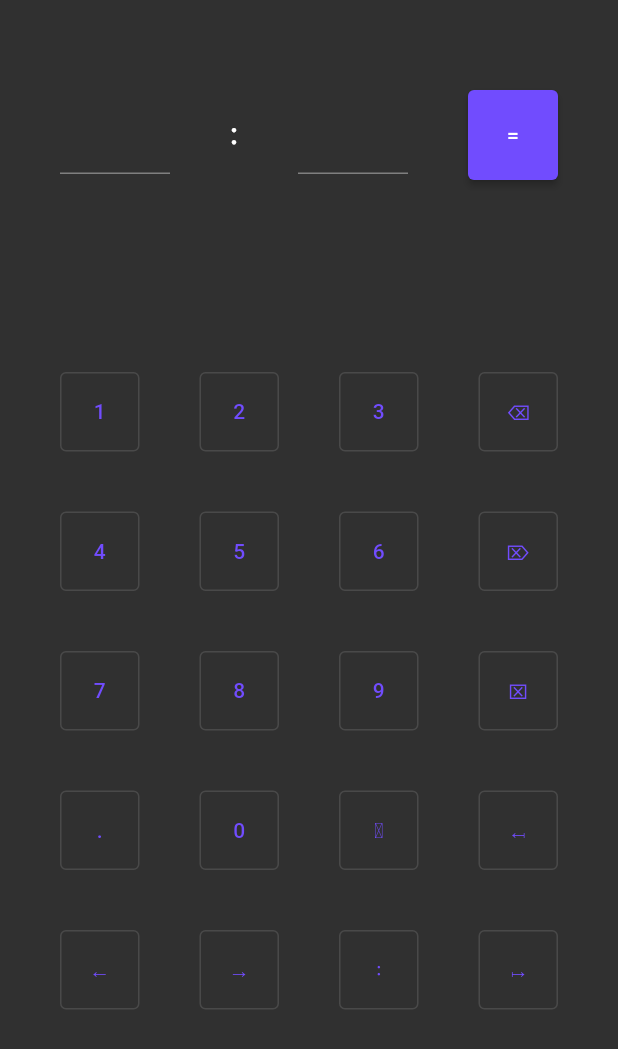
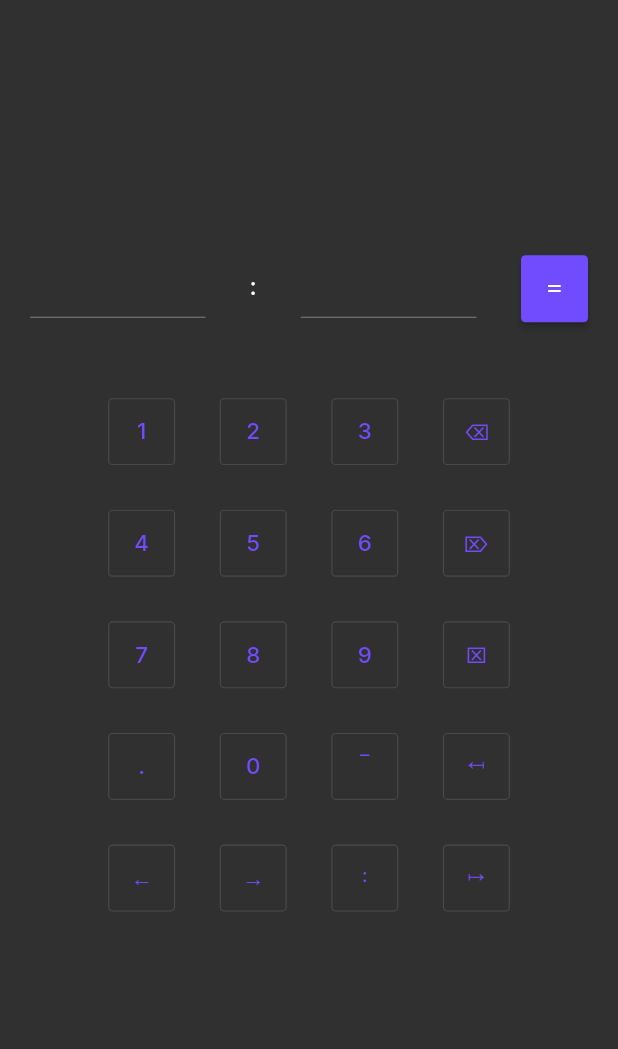
Before and after one commit to ratajs/Advanced-Division-flutter, a Flutter app: the screen it shows after launch, on a phone screen of 412 x 824 dp. Shown: the top 1049 px of the screen. Run offline on Flutter 3.47's test engine with Material 2 defaults, Android fonts, the phone set to English and light mode, and no system bars; our stand-ins replace google_fonts; missing offline and left inert: advdiv, window_size.

Commit message:
Add files via upload
The UI scales to fit to the window, I found fonts to display all the special characters I’m using and increased button font sizes for better readability.
I also updated the configuration to match current Flutter defaults.

```diff
--- a/lib/main.dart
+++ b/lib/main.dart
@@ -1,16 +1,14 @@
 import 'dart:io';
 import 'package:flutter/material.dart';
+import 'package:flutter/foundation.dart' show kIsWeb;
 import 'package:google_fonts/google_fonts.dart';
 import 'package:window_size/window_size.dart';
 import 'package:advdiv/AdvDiv.dart';
 
 void main() {
 	WidgetsFlutterBinding.ensureInitialized();
-	if(Platform.isWindows || Platform.isLinux) {
+	if(!kIsWeb && (Platform.isWindows || Platform.isLinux))
 		setWindowTitle("Advanced Division");
-		setWindowMinSize(const Size(500, 800));
-		setWindowMaxSize(Size.infinite);
-	};
 	runApp(const MyApp());
 }
 
@@ -73,7 +71,7 @@ class MyApp extends StatelessWidget {
 			title: "Advanced Division",
 			theme: ThemeData(
 				brightness: Brightness.dark,
-				primarySwatch: const MaterialColor(0xff714cfe, { 50: const Color(0xffeee6ff), 100: Color(0xffd2c2fd), 200: Color(0xffb39afd), 300: Color(0xff916eff), 400: Color(0xff714cfe), 500: Color(0xff4a26fd), 600: Color(0xff3722f6), 700: Color(0xff021aee), 800: Color(0xff0013e9), 900: Color(0x0000e4) })
+				primarySwatch: const MaterialColor(0xff714cfe, { 50: const Color(0xffeee6ff), 100: Color(0xffd2c2fd), 200: Color(0xffb39afd), 300: Color(0xff916eff), 400: Color(0xff714cfe), 500: Color(0xff4a26fd), 600: Color(0xff3722f6), 700: Color(0xff021aee), 800: Color(0xff0013e9), 900: Color(0x0000e4) }),
 			),
 			home: const MyHomePage(title: "Advanced Division")
 		);
@@ -100,9 +98,16 @@ class _MyHomePageState extends State<MyHomePage> {
 	@override
 	Widget build(BuildContext context) {
 		return Scaffold(
-			body: Container(
+			body: SizedBox.expand(
+				child: Container(
 					alignment: Alignment.center,
-				padding: const EdgeInsets.fromLTRB(40, 60, 40, 0),
+					padding: const EdgeInsets.all(20),
+					child: FittedBox(
+						fit: BoxFit.contain,
+						alignment: Alignment.center,
+						child: SizedBox(
+							width: 500,
+							height: 650,
 							child: Column(
 								children: <Widget>[
 									FocusScope(
@@ -179,9 +184,9 @@ class _MyHomePageState extends State<MyHomePage> {
 													Container(
 														margin: const EdgeInsets.symmetric(horizontal: 40),
 														alignment: Alignment.center,
-											child: const Text(
+														child: Text(
 															"∶",
-												style: TextStyle(
+															style: GoogleFonts.notoSansMath(
 																fontSize: 24
 															)
 														)
@@ -266,7 +271,12 @@ class _MyHomePageState extends State<MyHomePage> {
 																		n2field.text = n2 = "1";
 																	resfield.text = calculate(n1, n2);
 																},
-													child: const Text("=")
+																child: Text(
+																	"=",
+																	style: GoogleFonts.notoSansMath(
+																		fontSize: 24
+																	)
+																)
 															)
 														)
 													)
@@ -275,7 +285,7 @@ class _MyHomePageState extends State<MyHomePage> {
 										)
 									),
 									Container(
-							margin: const EdgeInsets.symmetric(vertical: 40),
+										margin: const EdgeInsets.symmetric(vertical: 20),
 										child: Scrollbar(
 											controller: resScrollController,
 											child: TextField(
@@ -291,7 +301,6 @@ class _MyHomePageState extends State<MyHomePage> {
 									),
 									Container(
 										alignment: Alignment.center,
-							margin: const EdgeInsets.symmetric(vertical: 20),
 										width: 360,
 										height: 480,
 										child: GridView.count(
@@ -325,7 +334,12 @@ class _MyHomePageState extends State<MyHomePage> {
 															n1field.selection = TextSelection.collapsed(offset: n1.length - caretfromend);
 														};
 													},
-										child: const Text("1")
+													child: Text(
+														"1",
+														style:GoogleFonts.inter(
+															fontSize: 20
+														)
+													)
 												),
 												OutlinedButton(
 													style: OutlinedButton.styleFrom(
@@ -351,7 +365,12 @@ class _MyHomePageState extends State<MyHomePage> {
 															n1field.selection = TextSelection.collapsed(offset: n1.length - caretfromend);
 														};
 													},
-										child: const Text("2")
+													child: Text(
+														"2",
+														style:GoogleFonts.inter(
+															fontSize: 20
+														)
+													)
 												),
 												OutlinedButton(
 													style: OutlinedButton.styleFrom(
@@ -377,7 +396,12 @@ class _MyHomePageState extends State<MyHomePage> {
 															n1field.selection = TextSelection.collapsed(offset: n1.length - caretfromend);
 														};
 													},
-										child: const Text("3")
+													child: Text(
+														"3",
+														style:GoogleFonts.inter(
+															fontSize: 20
+														)
+													)
 												),
 												OutlinedButton(
 													style: OutlinedButton.styleFrom(
@@ -419,7 +443,12 @@ class _MyHomePageState extends State<MyHomePage> {
 															};
 														};
 													},
-										child: const Text("⌫")
+													child: Text(
+														"⌫",
+														style:GoogleFonts.inter(
+															fontSize: 20
+														)
+													)
 												),
 												OutlinedButton(
 													style: OutlinedButton.styleFrom(
@@ -445,7 +474,12 @@ class _MyHomePageState extends State<MyHomePage> {
 															n1field.selection = TextSelection.collapsed(offset: n1.length - caretfromend);
 														};
 													},
-										child: const Text("4")
+													child: Text(
+														"4",
+														style:GoogleFonts.inter(
+															fontSize: 20
+														)
+													)
 												),
 												OutlinedButton(
 													style: OutlinedButton.styleFrom(
@@ -471,7 +505,12 @@ class _MyHomePageState extends State<MyHomePage> {
 															n1field.selection = TextSelection.collapsed(offset: n1.length - caretfromend);
 														};
 													},
-										child: const Text("5")
+													child: Text(
+														"5",
+														style:GoogleFonts.inter(
+															fontSize: 20
+														)
+													)
 												),
 												OutlinedButton(
 													style: OutlinedButton.styleFrom(
@@ -497,7 +536,12 @@ class _MyHomePageState extends State<MyHomePage> {
 															n1field.selection = TextSelection.collapsed(offset: n1.length - caretfromend);
 														};
 													},
-										child: const Text("6")
+													child: Text(
+														"6",
+														style:GoogleFonts.inter(
+															fontSize: 20
+														)
+													)
 												),
 												OutlinedButton(
 													style: OutlinedButton.styleFrom(
@@ -539,7 +583,12 @@ class _MyHomePageState extends State<MyHomePage> {
 															}
 														};
 													},
-										child: const Text("⌦")
+													child: Text(
+														"⌦",
+														style:GoogleFonts.inter(
+															fontSize: 20
+														)
+													)
 												),
 												OutlinedButton(
 													style: OutlinedButton.styleFrom(
@@ -565,7 +614,12 @@ class _MyHomePageState extends State<MyHomePage> {
 															n1field.selection = TextSelection.collapsed(offset: n1.length - caretfromend);
 														};
 													},
-										child: const Text("7")
+													child: Text(
+														"7",
+														style:GoogleFonts.inter(
+															fontSize: 20
+														)
+													)
 												),
 												OutlinedButton(
 													style: OutlinedButton.styleFrom(
@@ -591,7 +645,12 @@ class _MyHomePageState extends State<MyHomePage> {
 															n1field.selection = TextSelection.collapsed(offset: n1.length - caretfromend);
 														};
 													},
-										child: const Text("8")
+													child: Text(
+														"8",
+														style:GoogleFonts.inter(
+															fontSize: 20
+														)
+													)
 												),
 												OutlinedButton(
 													style: OutlinedButton.styleFrom(
@@ -617,7 +676,12 @@ class _MyHomePageState extends State<MyHomePage> {
 															n1field.selection = TextSelection.collapsed(offset: n1.length - caretfromend);
 														};
 													},
-										child: const Text("9")
+													child: Text(
+														"9",
+														style:GoogleFonts.inter(
+															fontSize: 20
+														)
+													)
 												),
 												OutlinedButton(
 													style: OutlinedButton.styleFrom(
@@ -638,7 +702,12 @@ class _MyHomePageState extends State<MyHomePage> {
 															n1field.selection = TextSelection.collapsed(offset: 0);
 														};
 													},
-										child: const Text("⌧")
+													child: Text(
+														"⌧",
+														style:GoogleFonts.inter(
+															fontSize: 20
+														)
+													)
 												),
 												OutlinedButton(
 													style: OutlinedButton.styleFrom(
@@ -664,7 +733,12 @@ class _MyHomePageState extends State<MyHomePage> {
 															n1field.selection = TextSelection.collapsed(offset: n1.length - caretfromend);
 														};
 													},
-										child: const Text(".")
+													child: Text(
+														".",
+														style:GoogleFonts.inter(
+															fontSize: 20
+														)
+													)
 												),
 												OutlinedButton(
 													style: OutlinedButton.styleFrom(
@@ -690,7 +764,12 @@ class _MyHomePageState extends State<MyHomePage> {
 															n1field.selection = TextSelection.collapsed(offset: n1.length - caretfromend);
 														};
 													},
-										child: const Text("0")
+													child: Text(
+														"0",
+														style:GoogleFonts.inter(
+															fontSize: 20
+														)
+													)
 												),
 												OutlinedButton(
 													style: OutlinedButton.styleFrom(
@@ -711,7 +790,12 @@ class _MyHomePageState extends State<MyHomePage> {
 															n1field.selection = TextSelection.collapsed(offset: n1.length - caretfromend);
 														};
 													},
-										child: const Text("\u0305")
+													child: Text(
+														"\u0305",
+														style:GoogleFonts.notoSansMath(
+															fontSize: 20
+														)
+													)
 												),
 												OutlinedButton(
 													style: OutlinedButton.styleFrom(
@@ -728,7 +812,12 @@ class _MyHomePageState extends State<MyHomePage> {
 															n1field.selection = TextSelection.collapsed(offset: 0);
 														};
 													},
-										child: const Text("\u21a4")
+													child: Text(
+														"\u21a4",
+														style:GoogleFonts.notoSansMath(
+															fontSize: 20
+														)
+													)
 												),
 												OutlinedButton(
 													style: OutlinedButton.styleFrom(
@@ -749,7 +838,12 @@ class _MyHomePageState extends State<MyHomePage> {
 															n1field.selection = TextSelection.collapsed(offset: n1field.selection.end - 1);
 														};
 													},
-										child: const Text("←")
+													child: Text(
+														"←",
+														style:GoogleFonts.inter(
+															fontSize: 20
+														)
+													)
 												),
 												OutlinedButton(
 													style: OutlinedButton.styleFrom(
@@ -770,7 +864,12 @@ class _MyHomePageState extends State<MyHomePage> {
 															n1field.selection = TextSelection.collapsed(offset: n1field.selection.end + 1);
 														};
 													},
-										child: const Text("→")
+													child: Text(
+														"→",
+														style:GoogleFonts.inter(
+															fontSize: 20
+														)
+													)
 												),
 												OutlinedButton(
 													style: OutlinedButton.styleFrom(
@@ -783,7 +882,12 @@ class _MyHomePageState extends State<MyHomePage> {
 														else
 															FocusScope.of(context).requestFocus(focus2);
 													},
-										child: const Text("∶")
+													child: Text(
+														"∶",
+														style:GoogleFonts.notoSansMath(
+															fontSize: 20
+														)
+													)
 												),
 												OutlinedButton(
 													style: OutlinedButton.styleFrom(
@@ -800,7 +904,12 @@ class _MyHomePageState extends State<MyHomePage> {
 															n1field.selection = TextSelection.collapsed(offset: n1.length);
 														};
 													},
-										child: const Text("\u21a6")
+													child: Text(
+														"\u21a6",
+														style:GoogleFonts.notoSansMath(
+															fontSize: 20
+														)
+													)
 												)
 											]
 										)
@@ -808,6 +917,9 @@ class _MyHomePageState extends State<MyHomePage> {
 								]
 							)
 						)
+					)
+				)
+			)
 		);
 	}
 }
--- a/pubspec.yaml
+++ b/pubspec.yaml
@@ -15,7 +15,7 @@ publish_to: 'none' # Remove this line if you wish to publish to pub.dev
 version: 1.1.0
 
 environment:
-  sdk: ">=2.16.1 <3.0.0"
+  sdk: ">=2.17.6 <3.0.0"
 
 # Dependencies specify other packages that your package needs in order to work.
 # To automatically upgrade your package dependencies to the latest versions
@@ -26,7 +26,7 @@ environment:
 dependencies:
   flutter:
     sdk: flutter
-  google_fonts: ^2.3.1
+  google_fonts: ^3.0.1
   advdiv:
     git:
       url: https://github.com/ratajs/Advanced-Division-dart.git
@@ -46,7 +46,7 @@ dev_dependencies:
   # activated in the `analysis_options.yaml` file located at the root of your
   # package. See that file for information about deactivating specific lint
   # rules and activating additional ones.
-  flutter_lints: ^1.0.0
+  flutter_lints: ^2.0.0
 
 # For information on the generic Dart part of this file, see the
 # following page: https://dart.dev/tools/pub/pubspec
```
Lines whose indentation alone changed are shown as unchanged.
